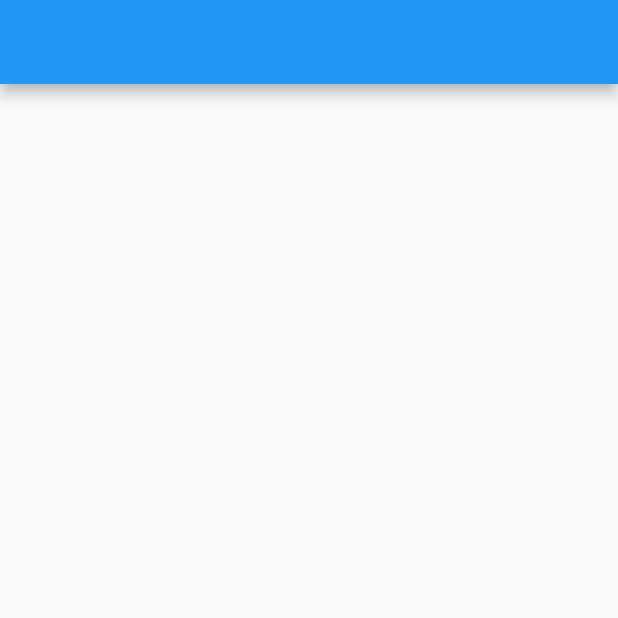
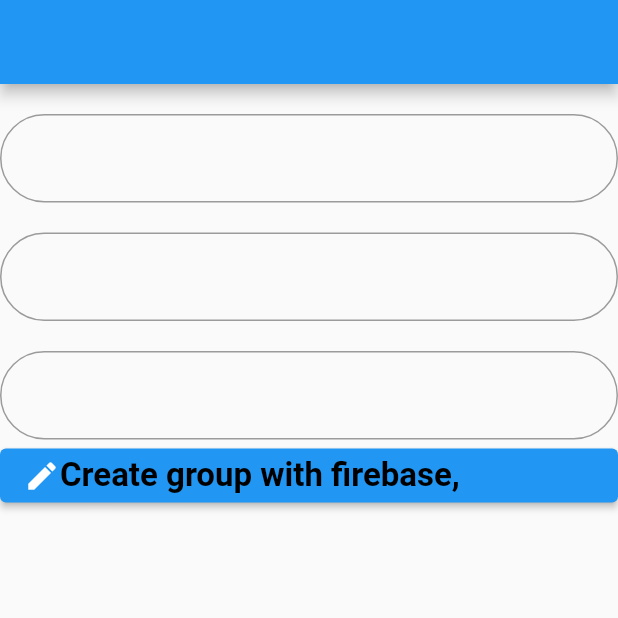
Before and after one commit to HalilMertDeveli/TrySomething, a Flutter app: the screen it shows after launch, on a phone screen of 412 x 824 dp, the top half of it. Run offline on Flutter 3.47's test engine with Material 2 defaults, Android fonts, the phone set to English and light mode, and no system bars; our stand-ins replace cloud_firestore, firebase_auth, firebase_core; accounts and stored records are empty.

Commit message:
i wrote sign_up and save user to firebase with formfield i did this

```diff
--- a/lib/main.dart
+++ b/lib/main.dart
@@ -1,8 +1,10 @@
+import 'package:cloud_firestore/cloud_firestore.dart';
+import 'package:firebase_auth/firebase_auth.dart';
 import 'package:firebase_core/firebase_core.dart';
 import 'package:flutter/material.dart';
 import 'package:try_something/firebase_options.dart';
 
-Future<void> main() async{
+Future<void> main() async {
   WidgetsFlutterBinding.ensureInitialized();
   await Firebase.initializeApp(
     options: DefaultFirebaseOptions.currentPlatform,
@@ -15,6 +17,15 @@ Future<void> main() async{
   );
 }
 
+void goToGivedScreen(BuildContext context, Widget destionationPage) {
+  Navigator.push(
+    context,
+    MaterialPageRoute(
+      builder: (context) => destionationPage,
+    ),
+  );
+}
+
 class HomePage extends StatefulWidget {
   const HomePage({super.key});
 
@@ -23,10 +34,162 @@ class HomePage extends StatefulWidget {
 }
 
 class _HomePageState extends State<HomePage> {
+  String userName = "";
+  String userPassword = "";
+  String userEmail = "";
+  final FirebaseAuthService firebaseAuthService = FirebaseAuthService();
   @override
   Widget build(BuildContext context) {
     return Scaffold(
       appBar: AppBar(),
+      body: Column(
+        children: [
+          SizedBox(
+            height: 20,
+          ),
+          TextField(
+            decoration: InputDecoration(
+                border:
+                    OutlineInputBorder(borderRadius: BorderRadius.circular(49)),
+                focusedBorder:
+                    OutlineInputBorder(borderRadius: BorderRadius.circular(49)),
+                errorBorder: OutlineInputBorder(
+                  borderRadius: BorderRadius.circular(49),
+                )),
+            onChanged: (value) {
+              setState(() {
+                userEmail = value;
+              });
+            },
+          ),
+          SizedBox(
+            height: 20,
+          ),
+          TextField(
+            decoration: InputDecoration(
+                border:
+                    OutlineInputBorder(borderRadius: BorderRadius.circular(49)),
+                focusedBorder:
+                    OutlineInputBorder(borderRadius: BorderRadius.circular(49)),
+                errorBorder: OutlineInputBorder(
+                  borderRadius: BorderRadius.circular(49),
+                )),
+            onChanged: (value) {
+              setState(() {
+                userName = value;
+              });
+            },
+          ),
+          SizedBox(
+            height: 20,
+          ),
+          TextField(
+            decoration: InputDecoration(
+                border:
+                    OutlineInputBorder(borderRadius: BorderRadius.circular(49)),
+                focusedBorder:
+                    OutlineInputBorder(borderRadius: BorderRadius.circular(49)),
+                errorBorder: OutlineInputBorder(
+                  borderRadius: BorderRadius.circular(49),
+                )),
+            onChanged: (value) {
+              setState(() {
+                userPassword = value;
+              });
+            },
+          ),
+          ElevatedButton(
+            onPressed: () async {
+              if (userName != "" && userEmail != "" && userPassword != "") {
+                await firebaseAuthService
+                    .registerWithEmailAndPassword(
+                        userName, userEmail, userPassword)
+                    .then(
+                      (value) => goToGivedScreen(
+                        context,
+                        WelcomePage(),
+                      ),
+                    );
+
+              }
+            },
+            child: Row(
+              children: [
+                Icon(Icons.create),
+                Text(
+                  "Create group with firebase,",
+                  style: TextStyle(
+                    fontSize: 22,
+                    fontWeight: FontWeight.bold,
+                    color: Colors.black,
+                  ),
+                ),
+              ],
+            ),
+          ),
+        ],
+      ),
     );
   }
 }
+
+class DatabaseService {
+  final String? outoGeneratedUserId;
+  DatabaseService(this.outoGeneratedUserId);
+
+  final CollectionReference userCollection = FirebaseFirestore.instance.collection("users");
+  final CollectionReference groupsCollection =FirebaseFirestore.instance.collection("groups");
+
+  Future saveNewUserDataToFirebase(
+      String userFullName, String userEmail) async {
+    return await userCollection.doc(outoGeneratedUserId).set({
+      "userId": outoGeneratedUserId,
+      "userName": userFullName,
+      "userEmail": userEmail,
+      "groups": [],
+      "profilePicUrl": "",
+    });
+  }
+
+  Future createGroup(String userName, String userId, String groupName) async {}
+}
+
+class FirebaseAuthService {
+  final FirebaseAuth firebaseAuthInstance = FirebaseAuth.instance;
+
+  Future registerWithEmailAndPassword(
+      String userName, String userEmail, String userPassword) async {
+    try {
+      User user = (await firebaseAuthInstance.createUserWithEmailAndPassword(
+              email: userEmail, password: userPassword))
+          .user!;
+      if(user != null){
+        await DatabaseService(user.uid)
+          .saveNewUserDataToFirebase(userName, userEmail);
+
+      }
+
+
+    } on FirebaseAuthException catch (e) {
+      return e.message;
+    }
+  }
+}
+
+class WelcomePage extends StatefulWidget {
+  const WelcomePage({super.key});
+
+  @override
+  State<WelcomePage> createState() => _WelcomePageState();
+}
+
+class _WelcomePageState extends State<WelcomePage> {
+  @override
+  Widget build(BuildContext context) {
+    return Scaffold(
+      appBar: AppBar(
+        title: const Text("Welcome Page"),
+      ),
+    );
+  }
+}
```
